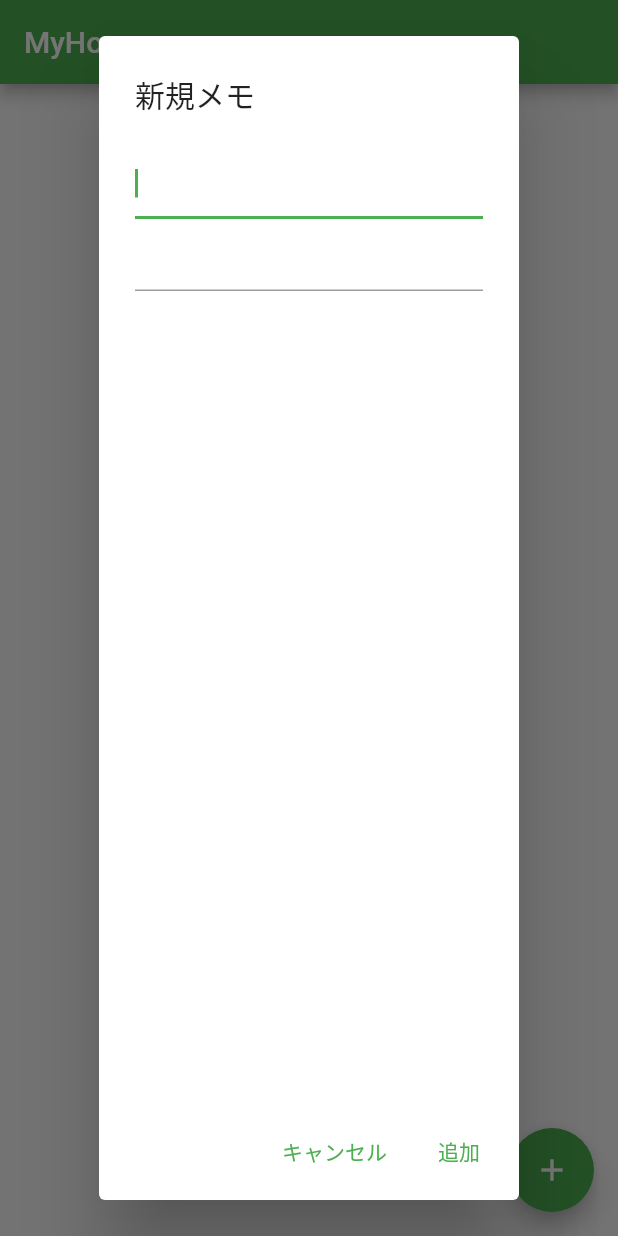
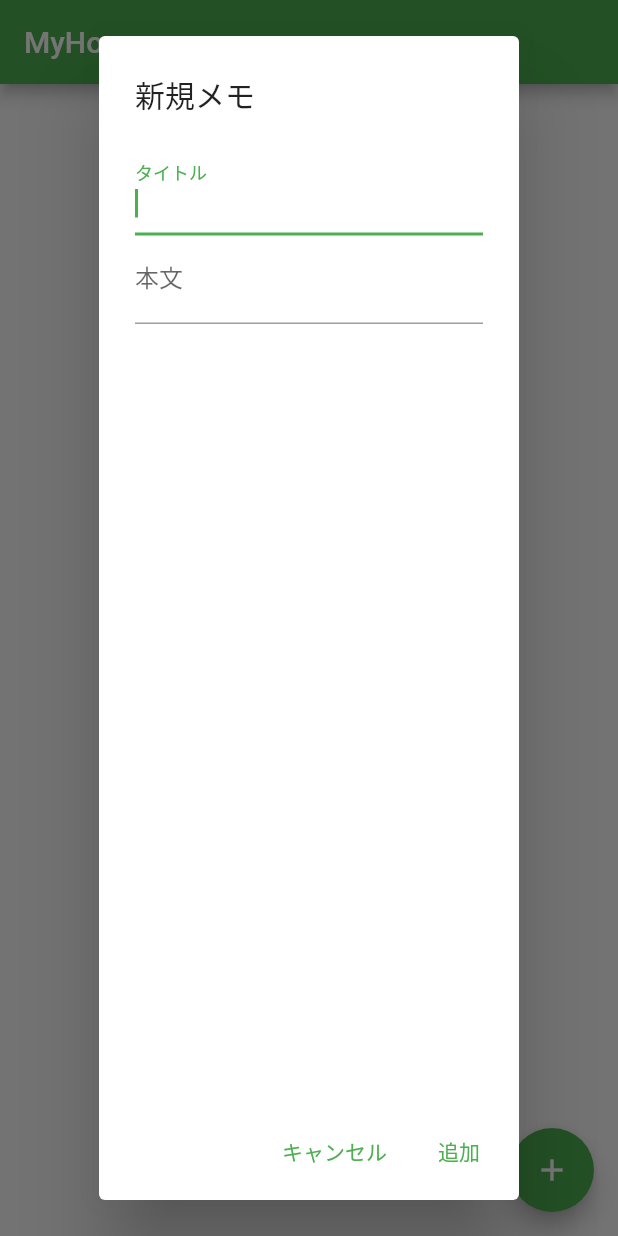
Before and after one commit to HAYASHI-Masayuki/MyHowm, a Flutter app: the screen it shows after launch, after a tap on the "add" icon, on a phone screen of 412 x 824 dp. Run offline on Flutter 3.47's test engine with Material 2 defaults, Android fonts, the phone set to English and light mode, and no system bars.

Commit message:
入力欄にラベルを表示

```diff
--- a/lib/main.dart
+++ b/lib/main.dart
@@ -63,11 +63,13 @@ class _MyHomePageState extends State<MyHomePage> {
         content: Column(children: [
           TextField(
             autofocus: true,
+            decoration: InputDecoration(labelText: 'タイトル'),
             controller: _title,
           ),
           TextField(
             keyboardType: TextInputType.multiline,
             maxLines: null,
+            decoration: InputDecoration(labelText: '本文'),
             controller: _body,
           )
         ]),
```
